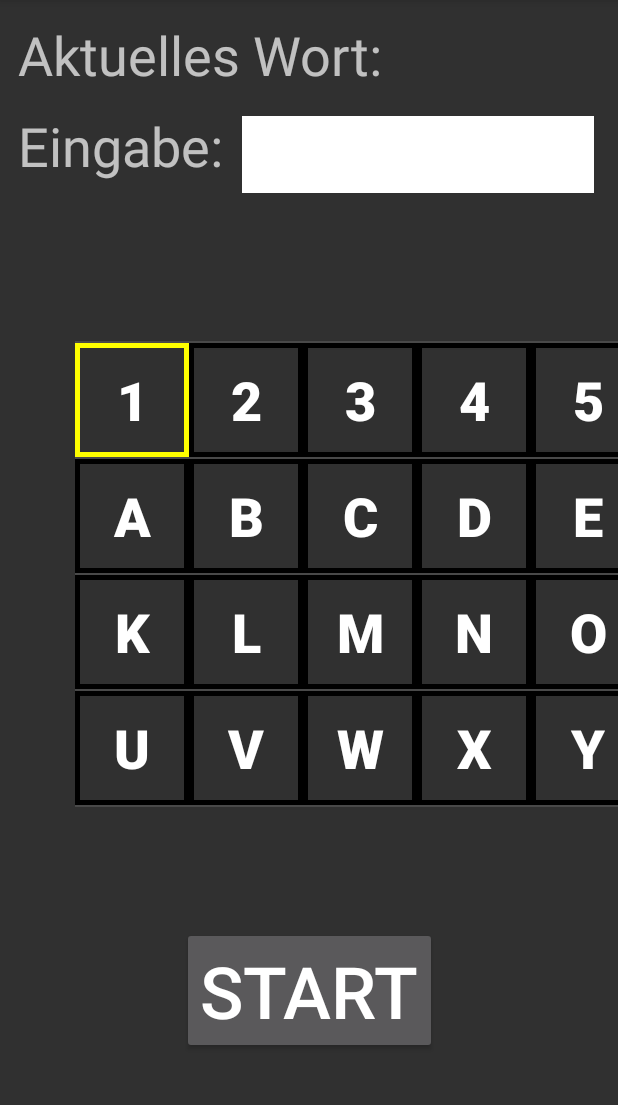
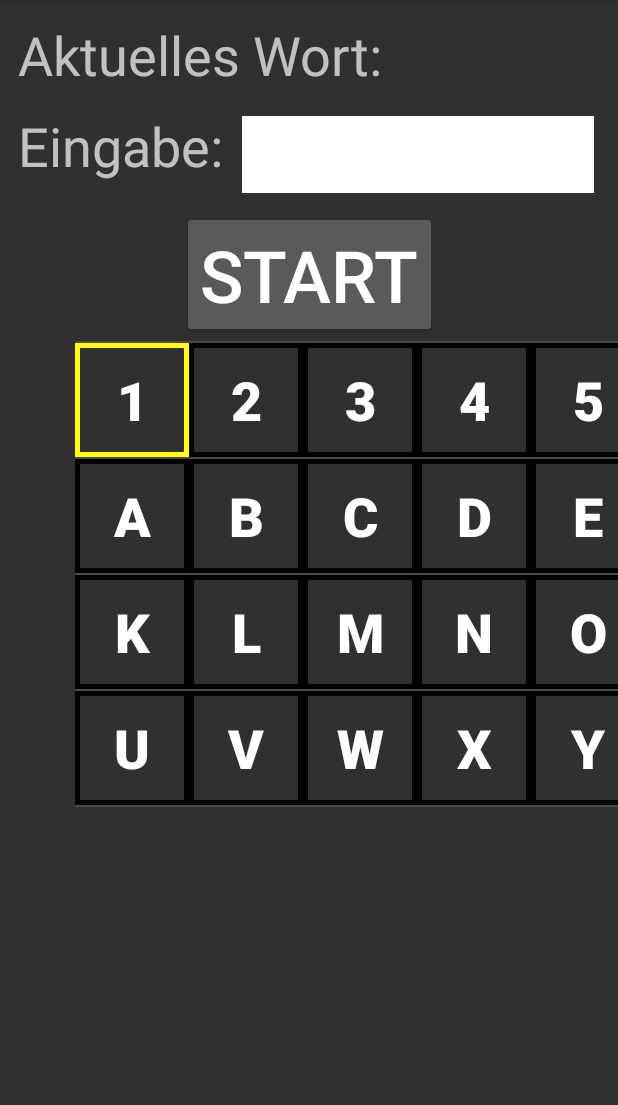
Before and after one commit to nickcrisci/Bachelorarbeit, an Android app: the screen it shows after launch (MainActivity), on a phone screen of 412 x 824 dp, the part 84-1189 px from its top. Run offline under Robolectric (Android 15) with nearby library versions, the phone set to English and light mode, and no system bars; our stand-ins replace data binding; libraries missing offline, so code that uses them is left out: org.eclipse.paho; 9 statements that could not run were skipped.

Commit message:
Worte akltualisiert

```diff
--- a/DreaTextStudie/automotive/src/main/java/com/example/drea_text_studie/ui/studie/WordsFragment.kt
+++ b/DreaTextStudie/automotive/src/main/java/com/example/drea_text_studie/ui/studie/WordsFragment.kt
@@ -143,6 +143,7 @@ class WordsFragment : Fragment() {
             val done = viewModel.getNextWord()
             if (done) {
                 binding.textInput.text = "Du bist fertig!"
+                Log.i(STUDY_TAG, "Proband hat insgesamt ${viewModel.mistakeCounter} Fehler gemacht.")
                 trialEnded()
             }
         }
--- a/DreaTextStudie/automotive/src/main/java/com/example/drea_text_studie/ui/studie/WordsViewModel.kt
+++ b/DreaTextStudie/automotive/src/main/java/com/example/drea_text_studie/ui/studie/WordsViewModel.kt
@@ -13,7 +13,7 @@ class WordsViewModel : ViewModel() {
     private val _currentWord = MutableLiveData<String>()
     val currentWord: LiveData<String> = _currentWord
 
-    private var mistakeCounter = 0
+    var mistakeCounter = 0
 
     var mode = 1
 
--- a/DreaTextStudie/automotive/src/main/res/layout/fragment_words.xml
+++ b/DreaTextStudie/automotive/src/main/res/layout/fragment_words.xml
@@ -42,6 +42,18 @@
                 app:layout_constraintTop_toTopOf="parent" />
 
         </LinearLayout>
+
+        <Button
+            android:id="@+id/btnStart"
+            android:layout_width="wrap_content"
+            android:layout_height="wrap_content"
+            app:layout_constraintTop_toBottomOf="@id/currentWordView"
+            app:layout_constraintStart_toStartOf="parent"
+            app:layout_constraintEnd_toEndOf="parent"
+            android:textSize="48dp"
+            android:text="START"
+            android:visibility="visible"
+            android:layout_margin="80dp"/>
 
         <LinearLayout
             android:id="@+id/inputView"
@@ -116,17 +128,5 @@
             app:layout_constraintStart_toStartOf="parent"
             app:layout_constraintTop_toBottomOf="@id/buttons" />
 
-        <Button
-            android:id="@+id/btnStart"
-            android:layout_width="wrap_content"
-            android:layout_height="wrap_content"
-            app:layout_constraintTop_toBottomOf="@id/charTable"
-            app:layout_constraintStart_toStartOf="parent"
-            app:layout_constraintEnd_toEndOf="parent"
-            android:textSize="48dp"
-            android:text="START"
-            android:visibility="visible"
-            android:layout_margin="80dp"/>
-
     </androidx.constraintlayout.widget.ConstraintLayout>
 </layout>
```
Also changed, not shown: DreaTextStudie/automotive/src/main/java/com/example/drea_text_studie/ui/studie/words.kt (+22 -1 lines).
